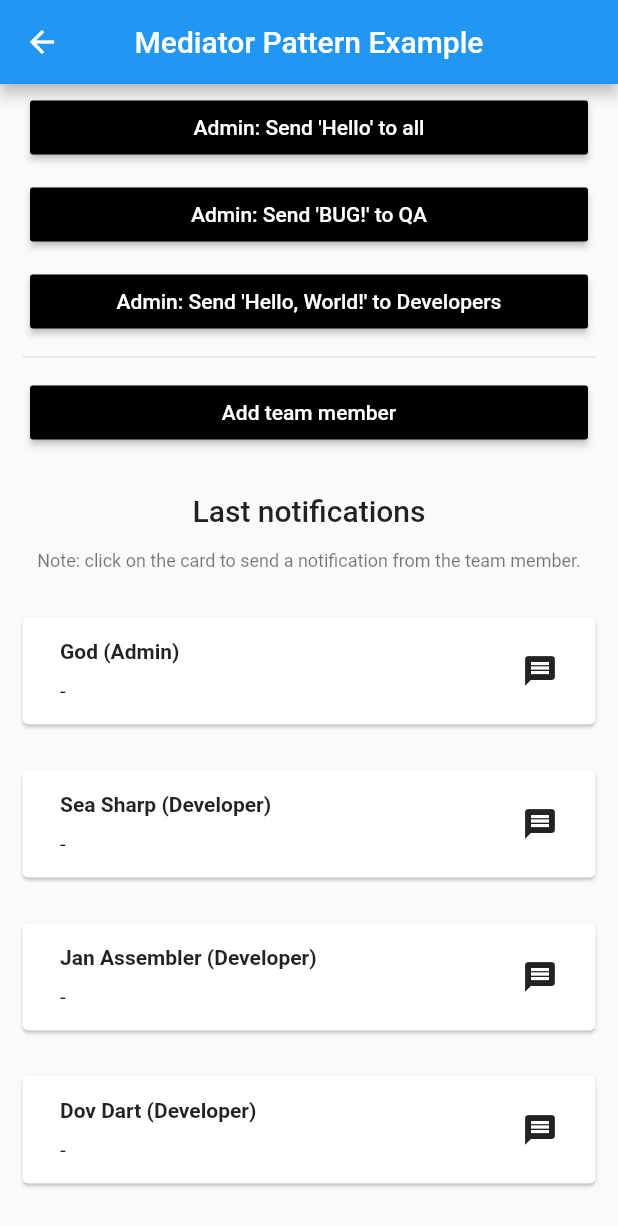
After one commit to overload-dev/dart_design_patterns_example, a Flutter app: the MediatorPatternScreen screen opened by its route, on a phone screen of 412 x 824 dp. The commit adds this screen. Shown: the top 1226 px of the screen. Run offline on Flutter 3.47's test engine with Material 2 defaults, Android fonts, the phone set to English and light mode, and no system bars; our stand-ins replace faker, font_awesome_flutter; accounts and stored records are empty.

Commit message:
add pattern: Mediator

```diff
--- a/lib/pages/main_screens.dart
+++ b/lib/pages/main_screens.dart
@@ -12,6 +12,7 @@ import 'package:dart_design_patterns_example/pages/factory_method_pattern/screen
 import 'package:dart_design_patterns_example/pages/flyweight_pattern/screens/flyweight_pattern_screen.dart';
 import 'package:dart_design_patterns_example/pages/interpreter_pattern/screens/interpreter_pattern_screen.dart';
 import 'package:dart_design_patterns_example/pages/iterator_pattern/screens/iterator_pattern_screen.dart';
+import 'package:dart_design_patterns_example/pages/mediator_pattern/screens/mediator_pattern_screen.dart';
 import 'package:dart_design_patterns_example/pages/memento_pattern/screens/memento_screen.dart';
 import 'package:dart_design_patterns_example/pages/prototype_pattern/screens/prototype_pattern_screen.dart';
 import 'package:dart_design_patterns_example/pages/proxy_pattern/screens/proxy_pattern_screen.dart';
@@ -105,6 +106,10 @@ class MainScreen extends StatelessWidget {
       'title': '20\nVisitor Pattern Example',
       'routeName': VisitorPatternScreen.routeName,
     },
+    {
+      'title': '21\nMediator Pattern Example',
+      'routeName': MediatorPatternScreen.routeName,
+    },
   ];
 
   @override
--- /dev/null
+++ b/lib/pages/mediator_pattern/components/notification_list.dart
@@ -0,0 +1,68 @@
+import 'package:dart_design_patterns_example/pages/mediator_pattern/member/team_member.dart';
+import 'package:flutter/material.dart';
+
+class NotificationList extends StatelessWidget {
+  final List<TeamMember> members;
+  final ValueSetter<TeamMember> onTap;
+
+  const NotificationList({
+    Key? key,
+    required this.members,
+    required this.onTap,
+  }) : super(key: key);
+
+  @override
+  Widget build(BuildContext context) {
+    return Column(
+      children: [
+        Text(
+          'Last notifications',
+          style: Theme.of(context).textTheme.headline6,
+        ),
+        const SizedBox(height: 15.0),
+        Text(
+          'Note: click on the card to send a notification from the team member.',
+          style: Theme.of(context).textTheme.caption,
+        ),
+        const SizedBox(height: 15.0),
+        for (final member in members)
+          Card(
+            margin: const EdgeInsets.symmetric(
+              vertical: 15.0,
+            ),
+            child: InkWell(
+              onTap: () => onTap(member),
+              child: Container(
+                padding: const EdgeInsets.symmetric(
+                  vertical: 15.0,
+                  horizontal: 25.0,
+                ),
+                child: Row(
+                  mainAxisAlignment: MainAxisAlignment.spaceBetween,
+                  children: [
+                    Expanded(
+                      child: Column(
+                        crossAxisAlignment: CrossAxisAlignment.start,
+                        children: [
+                          Text(
+                            member.toString(),
+                            style: const TextStyle(fontWeight: FontWeight.bold),
+                          ),
+                          const SizedBox(height: 10.0),
+                          Text(member.lastNotification ?? '-'),
+                        ],
+                      ),
+                    ),
+                    const Padding(
+                      padding: EdgeInsets.only(left: 15.0),
+                      child: Icon(Icons.message),
+                    ),
+                  ],
+                ),
+              ),
+            ),
+          )
+      ],
+    );
+  }
+}
--- /dev/null
+++ b/lib/pages/mediator_pattern/member/admin.dart
@@ -0,0 +1,10 @@
+import 'package:dart_design_patterns_example/pages/mediator_pattern/member/team_member.dart';
+
+class Admin extends TeamMember {
+  Admin({required String name}) : super(name);
+
+  @override
+  String toString() {
+    return "$name (Admin)";
+  }
+}
--- /dev/null
+++ b/lib/pages/mediator_pattern/member/developer.dart
@@ -0,0 +1,10 @@
+import 'package:dart_design_patterns_example/pages/mediator_pattern/member/team_member.dart';
+
+class Developer extends TeamMember {
+  Developer({required String name}) : super(name);
+
+  @override
+  String toString() {
+    return "$name (Developer)";
+  }
+}
--- /dev/null
+++ b/lib/pages/mediator_pattern/member/team_member.dart
@@ -0,0 +1,21 @@
+import 'package:dart_design_patterns_example/pages/mediator_pattern/notification_hub/notification_hub.dart';
+
+abstract class TeamMember {
+  final String name;
+  NotificationHub? notificationHub;
+  String? lastNotification;
+  TeamMember(this.name);
+
+  void receive(String from, String message){
+    lastNotification = '$from: $message';
+  }
+
+  void send(String message){
+    notificationHub?.send(this, message);
+  }
+
+  void sendTo<T extends TeamMember>(String message){
+    notificationHub?.sendTo<T>(this, message);
+  }
+
+}
--- /dev/null
+++ b/lib/pages/mediator_pattern/member/tester.dart
@@ -0,0 +1,10 @@
+import 'package:dart_design_patterns_example/pages/mediator_pattern/member/team_member.dart';
+
+class Tester extends TeamMember {
+  Tester({required String name}) : super(name);
+
+  @override
+  String toString() {
+    return "$name (QA)";
+  }
+}
--- /dev/null
+++ b/lib/pages/mediator_pattern/notification_hub/notification_hub.dart
@@ -0,0 +1,11 @@
+import 'package:dart_design_patterns_example/pages/mediator_pattern/member/team_member.dart';
+
+abstract class NotificationHub {
+  List<TeamMember> getTeamMembers();
+
+  void register(TeamMember member);
+
+  void send(TeamMember sender, String message);
+
+  void sendTo<T extends TeamMember>(TeamMember sender, String message);
+}
--- /dev/null
+++ b/lib/pages/mediator_pattern/notification_hub/team_notification_hub.dart
@@ -0,0 +1,38 @@
+import 'package:dart_design_patterns_example/pages/mediator_pattern/member/team_member.dart';
+import 'package:dart_design_patterns_example/pages/mediator_pattern/notification_hub/notification_hub.dart';
+
+class TeamNotificationHub extends NotificationHub {
+  final List<TeamMember> _teamMembers = [];
+
+  TeamNotificationHub({List<TeamMember>? members}) {
+    members?.forEach(register);
+  }
+
+  @override
+  List<TeamMember> getTeamMembers() => _teamMembers;
+
+  @override
+  void register(TeamMember member) {
+    member.notificationHub = this;
+    _teamMembers.add(member);
+  }
+
+  @override
+  void send(TeamMember sender, String message) {
+    final filteredMembers = _teamMembers.where((m) => m != sender);
+
+    for (final member in filteredMembers) {
+      member.receive(sender.toString(), message);
+    }
+  }
+
+  @override
+  void sendTo<T extends TeamMember>(TeamMember sender, String message) {
+    final filteredMembers =
+        _teamMembers.where((m) => m != sender).whereType<T>();
+
+    for (final member in filteredMembers) {
+      member.receive(sender.toString(), message);
+    }
+  }
+}
--- /dev/null
+++ b/lib/pages/mediator_pattern/screens/mediator_pattern_screen.dart
@@ -0,0 +1,130 @@
+import 'package:dart_design_patterns_example/components/platform_button.dart';
+import 'package:dart_design_patterns_example/components/project_app_bar.dart';
+import 'package:dart_design_patterns_example/pages/mediator_pattern/components/notification_list.dart';
+import 'package:dart_design_patterns_example/pages/mediator_pattern/member/admin.dart';
+import 'package:dart_design_patterns_example/pages/mediator_pattern/member/developer.dart';
+import 'package:dart_design_patterns_example/pages/mediator_pattern/member/team_member.dart';
+import 'package:dart_design_patterns_example/pages/mediator_pattern/member/tester.dart';
+import 'package:dart_design_patterns_example/pages/mediator_pattern/notification_hub/notification_hub.dart';
+import 'package:dart_design_patterns_example/pages/mediator_pattern/notification_hub/team_notification_hub.dart';
+import 'package:faker/faker.dart';
+import 'package:flutter/material.dart';
+
+class MediatorPatternScreen extends StatefulWidget {
+  static String routeName = '/mediator_pattern_screen';
+
+  const MediatorPatternScreen({Key? key}) : super(key: key);
+
+  @override
+  _MediatorPatternScreenState createState() => _MediatorPatternScreenState();
+}
+
+class _MediatorPatternScreenState extends State<MediatorPatternScreen> {
+  late final NotificationHub _notificationHub;
+
+  final _admin = Admin(name: 'God');
+
+  @override
+  void initState() {
+    super.initState();
+
+    final _members = [
+      _admin,
+      Developer(name: 'Sea Sharp'),
+      Developer(name: 'Jan Assembler'),
+      Developer(name: 'Dov Dart'),
+      Tester(name: 'Cori Debugger'),
+      Tester(name: 'Tania Mocha'),
+    ];
+
+    _notificationHub = TeamNotificationHub(members: _members);
+  }
+
+  void _sendToAll() {
+    setState(() {
+      _admin.send('Hello');
+    });
+  }
+
+  void _sendToQa() {
+    setState(() {
+      _admin.sendTo<Tester>('Bug!');
+    });
+  }
+
+  void _sendToDevelopers() {
+    setState(() {
+      _admin.sendTo<Developer>('Hello, World!');
+    });
+  }
+
+  void _addTeamMember() {
+    final name = '${faker.person.firstName()} ${faker.person.lastName()}';
+    final teamMember = faker.randomGenerator.boolean()
+        ? Tester(name: name)
+        : Developer(name: name);
+
+    setState(() {
+      _notificationHub.register(teamMember);
+    });
+  }
+
+  void _sendFromMember(TeamMember member) {
+    setState(() {
+      member.send('Hello from ${member.name}');
+    });
+  }
+
+  @override
+  Widget build(BuildContext context) {
+    return Scaffold(
+      appBar: const PreferredSize(
+        preferredSize: Size.fromHeight(kToolbarHeight),
+        child: ProjectAppBar(title: 'Mediator Pattern Example'),
+      ),
+      body: ScrollConfiguration(
+        behavior: const ScrollBehavior(),
+        child: SingleChildScrollView(
+          padding: const EdgeInsets.symmetric(
+            horizontal: 15.0,
+          ),
+          child: Column(
+            crossAxisAlignment: CrossAxisAlignment.stretch,
+            children: <Widget>[
+              PlatformButton(
+                child: const Text("Admin: Send 'Hello' to all"),
+                materialColor: Colors.black,
+                materialTextColor: Colors.white,
+                onPressed: _sendToAll,
+              ),
+              PlatformButton(
+                child: const Text("Admin: Send 'BUG!' to QA"),
+                materialColor: Colors.black,
+                materialTextColor: Colors.white,
+                onPressed: _sendToQa,
+              ),
+              PlatformButton(
+                child: const Text("Admin: Send 'Hello, World!' to Developers"),
+                materialColor: Colors.black,
+                materialTextColor: Colors.white,
+                onPressed: _sendToDevelopers,
+              ),
+              const Divider(),
+              PlatformButton(
+                child: const Text("Add team member"),
+                materialColor: Colors.black,
+                materialTextColor: Colors.white,
+                onPressed: _addTeamMember,
+              ),
+              const SizedBox(height: 25.0),
+              NotificationList(
+                members: _notificationHub.getTeamMembers(),
+                onTap: _sendFromMember,
+              ),
+            ],
+          ),
+        ),
+      ),
+    );
+  }
+}
--- a/lib/routes.dart
+++ b/lib/routes.dart
@@ -11,6 +11,7 @@ import 'package:dart_design_patterns_example/pages/factory_method_pattern/screen
 import 'package:dart_design_patterns_example/pages/flyweight_pattern/screens/flyweight_pattern_screen.dart';
 import 'package:dart_design_patterns_example/pages/interpreter_pattern/screens/interpreter_pattern_screen.dart';
 import 'package:dart_design_patterns_example/pages/iterator_pattern/screens/iterator_pattern_screen.dart';
+import 'package:dart_design_patterns_example/pages/mediator_pattern/screens/mediator_pattern_screen.dart';
 import 'package:dart_design_patterns_example/pages/memento_pattern/screens/memento_screen.dart';
 import 'package:dart_design_patterns_example/pages/prototype_pattern/screens/prototype_pattern_screen.dart';
 import 'package:dart_design_patterns_example/pages/proxy_pattern/screens/proxy_pattern_screen.dart';
@@ -42,4 +43,5 @@ final Map<String, WidgetBuilder> routes = {
   FlyweightPatternScreen.routeName: (context) => const FlyweightPatternScreen(),
   ChainOfResponsibilityScreen.routeName: (context) => const ChainOfResponsibilityScreen(),
   VisitorPatternScreen.routeName: (context) => const VisitorPatternScreen(),
+  MediatorPatternScreen.routeName: (context) => const MediatorPatternScreen(),
 };
```
